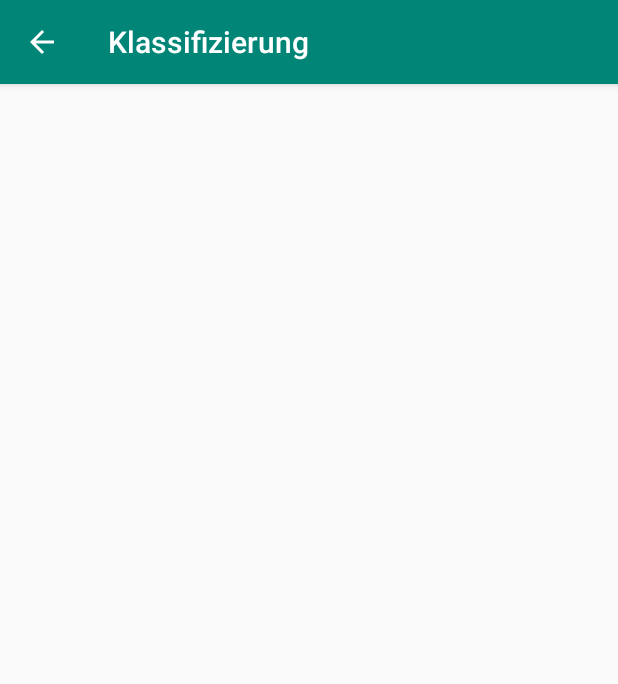
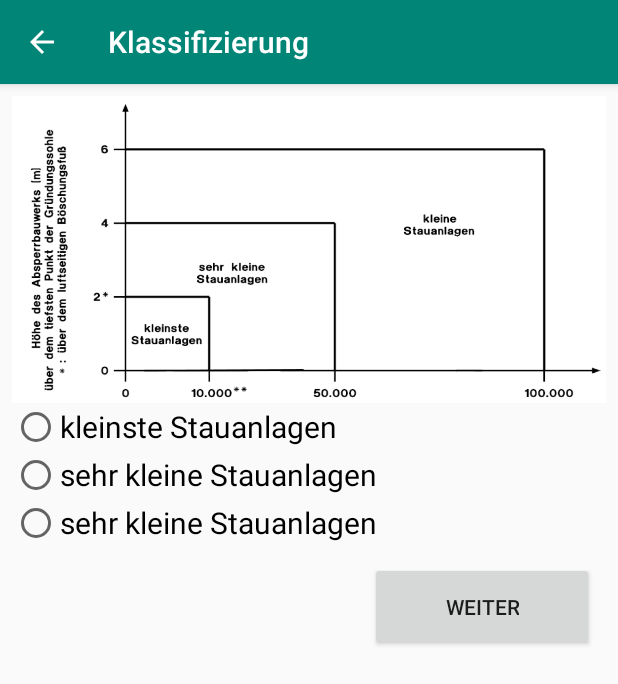
Before and after one commit to Baertig/ZASA, an Android app: the FragebogenKlassifizierung screen opened directly, with no data from a screen before it, on a phone screen of 412 x 824 dp. Shown: the top 684 px of the screen. Run offline under Robolectric (Android 15) with nearby library versions, the phone set to English and light mode, and no system bars.

Commit message:
+ FragebogenKlassifizierung (Bild, RadioButtons, Weiter-Button) + neue Dimension-Resources für den Weiter-Button

```diff
--- a/app/src/main/java/de/badresden/zasa/FragebogenKlassifizierung.java
+++ b/app/src/main/java/de/badresden/zasa/FragebogenKlassifizierung.java
@@ -13,8 +13,5 @@ public class FragebogenKlassifizierung extends AppCompatActivity {
         super.onCreate(savedInstanceState);
         setContentView(R.layout.fragebogen_klassifizierung);
         setTitle("Klassifizierung");
-
-        Intent intent = getIntent();
-        Toast.makeText(this, intent.getStringExtra(FragebogenAllgemein.NAME_DER_ANLAGE), Toast.LENGTH_LONG).show();
     }
 }
--- a/app/src/main/res/layout/fragebogen_klassifizierung.xml
+++ b/app/src/main/res/layout/fragebogen_klassifizierung.xml
@@ -1,9 +1,75 @@
 <?xml version="1.0" encoding="utf-8"?>
-<androidx.constraintlayout.widget.ConstraintLayout xmlns:android="http://schemas.android.com/apk/res/android"
-    xmlns:app="http://schemas.android.com/apk/res-auto"
-    xmlns:tools="http://schemas.android.com/tools"
+<LinearLayout xmlns:android="http://schemas.android.com/apk/res/android"
     android:layout_width="match_parent"
     android:layout_height="match_parent"
-    tools:context=".FragebogenKlassifizierung">
+    android:layout_marginTop="8dp"
+    android:layout_marginLeft="8dp"
+    android:layout_marginRight="8dp"
+    android:orientation="vertical">
 
-</androidx.constraintlayout.widget.ConstraintLayout>
+    <ScrollView
+        android:layout_width="match_parent"
+        android:layout_height="match_parent"
+        android:fillViewport="true">
+
+        <LinearLayout
+            android:layout_width="match_parent"
+            android:layout_height="match_parent"
+            android:orientation="vertical">
+
+            <ImageView
+                android:id="@+id/img_klassifizierung"
+                android:layout_width="wrap_content"
+                android:layout_height="wrap_content"
+                android:src="@drawable/img_klassifizierung"
+                android:scaleType="fitXY"
+                android:adjustViewBounds="true"/>
+
+            <RadioGroup
+                android:id="@+id/radio_klassifizierung"
+                android:layout_width="match_parent"
+                android:layout_height="wrap_content"
+                android:layout_marginTop="@dimen/question_input_margin_top"
+                android:layout_marginRight="@dimen/question_input_margin_right"
+                android:layout_marginBottom="@dimen/question_input_margin_bottom">
+
+                <RadioButton
+                    android:id="@+id/radio_kleinste_stauanlagen"
+                    android:layout_width="match_parent"
+                    android:layout_height="wrap_content"
+                    android:text="@string/radio_kleinste_stauanlagen"
+                    android:textSize="@dimen/radio_option_text_size" />
+
+                <RadioButton
+                    android:id="@+id/radio_sehr_kleine_stauanlagen"
+                    android:layout_width="match_parent"
+                    android:layout_height="wrap_content"
+                    android:text="@string/radio_sehr_kleine_stauanlagen"
+                    android:textSize="@dimen/radio_option_text_size" />
+
+                <RadioButton
+                    android:id="@+id/radio_kleine_stauanlagen"
+                    android:layout_width="match_parent"
+                    android:layout_height="wrap_content"
+                    android:text="@string/radio_sehr_kleine_stauanlagen"
+                    android:textSize="@dimen/radio_option_text_size" />
+            </RadioGroup>
+
+            <!-- TODO So anordnen, dass Button in der Bildschirm-Ecke unten rechts ist -->
+            <Button
+                android:layout_width="wrap_content"
+                android:layout_height="wrap_content"
+                android:layout_gravity="end"
+                android:layout_marginRight="@dimen/btn_weiter_margin_right"
+                android:onClick="oeffneFragebogenKlassifizierung"
+                android:paddingHorizontal="@dimen/btn_weiter_padding_horizontal"
+                android:paddingVertical="@dimen/btn_weiter_padding_vertical"
+                android:text="@string/btn_weiter" />
+
+
+
+
+        </LinearLayout>
+    </ScrollView>
+
+</LinearLayout>
--- a/app/src/main/res/values/dimens.xml
+++ b/app/src/main/res/values/dimens.xml
@@ -6,4 +6,7 @@
     <dimen name="question_input_margin_right">8dp</dimen>
     <dimen name="question_input_margin_bottom">10dp</dimen>
     <dimen name="radio_option_text_size">20sp</dimen>
+    <dimen name="btn_weiter_padding_horizontal">50dp</dimen>
+    <dimen name="btn_weiter_padding_vertical">20dp</dimen>
+    <dimen name="btn_weiter_margin_right">8dp</dimen>
 </resources>
--- a/app/src/main/res/values/strings.xml
+++ b/app/src/main/res/values/strings.xml
@@ -15,4 +15,8 @@
     <string name="lbl_bhq2_abschaetzung">Falls BHQ unbekannt, Abschätzung BHQ₂ aus Bild 3 DWA-M522, BHQ₁ ≈ 0,7 ⋅ BHQ₂</string>
     <string name="lbl_betriebsvorschrift_normalbetrieb">Betriebsvorschrift Normalbetrieb liegt vor</string>
     <string name="lbl_betriebsvorschrift_hochwasserfall">Betriebsvorschrift Hochwasserfall liegt vor</string>
+    <string name="radio_ja">Ja</string>
+    <string name="radio_nein">Nein</string>
+    <string name="radio_kleinste_stauanlagen">kleinste Stauanlagen</string>
+    <string name="radio_sehr_kleine_stauanlagen">sehr kleine Stauanlagen</string>
 </resources>
```
Also changed, not shown: app/src/main/java/de/badresden/zasa/FragebogenAllgemein.java (+8 -3 lines), app/src/main/res/layout/fragebogen_allgemein.xml (+10 -13 lines), app/src/main/res/drawable/img_klassifizierung.png (added).
